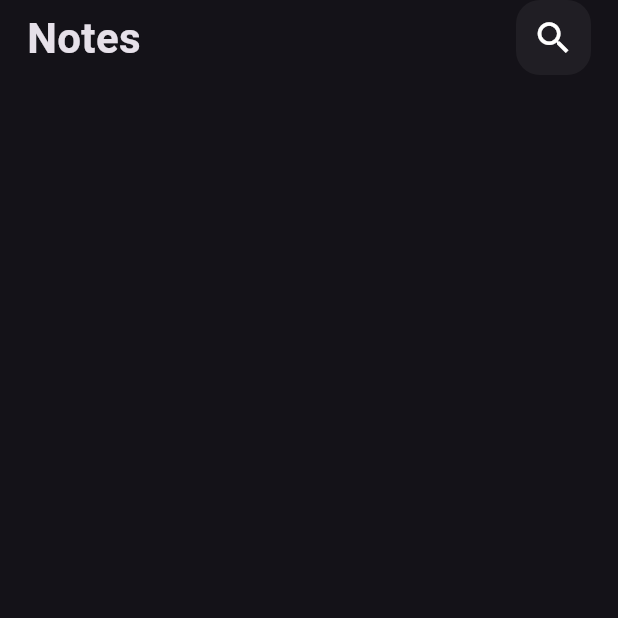
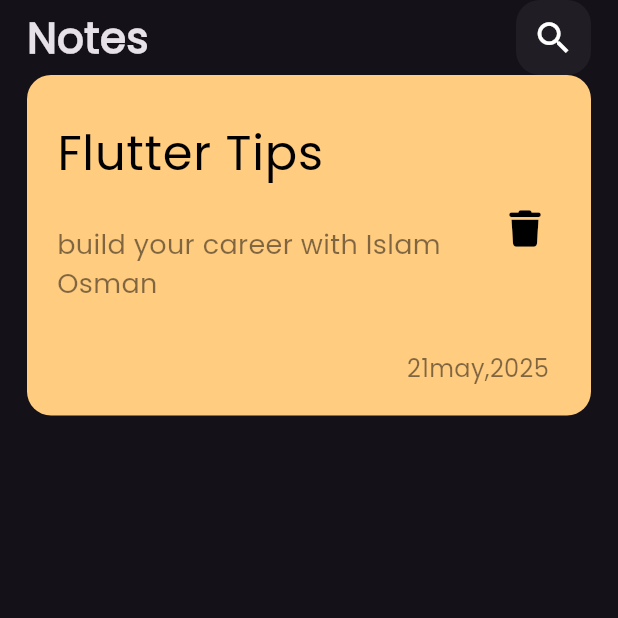
Before and after one commit to Islamzaki10/myNoteApp, a Flutter app: the screen it shows after launch, on a phone screen of 412 x 824 dp, the top half of it. Run offline on Flutter 3.47's test engine with Material 3 defaults, Android fonts, the phone set to English and light mode, and no system bars; our stand-ins replace font_awesome_flutter.

Commit message:
ui for note item card

```diff
--- a/lib/main.dart
+++ b/lib/main.dart
@@ -11,7 +11,7 @@ class NoteApp extends StatelessWidget {
   @override
   Widget build(BuildContext context) {
     return MaterialApp(
-      theme: ThemeData(brightness: Brightness.dark),
+      theme: ThemeData(brightness: Brightness.dark, fontFamily: 'Poppins'),
       debugShowCheckedModeBanner: false,
       home: NotesView(),
     );
--- /dev/null
+++ b/lib/views/widgets/note_card.dart
@@ -0,0 +1,55 @@
+import 'package:flutter/material.dart';
+import 'package:font_awesome_flutter/font_awesome_flutter.dart';
+
+class Notecard extends StatelessWidget {
+  const Notecard({super.key});
+
+  @override
+  Widget build(BuildContext context) {
+    return Container(
+      padding: const EdgeInsets.all(20),
+      decoration: BoxDecoration(
+        color: Color(0xffffcc80),
+        borderRadius: BorderRadius.circular(16),
+      ),
+      child: Column(
+        crossAxisAlignment: CrossAxisAlignment.end,
+        children: [
+          ListTile(
+            contentPadding: EdgeInsets.zero,
+            title: Text(
+              maxLines: 2,
+              overflow: TextOverflow.ellipsis,
+              'Flutter Tips',
+              style: TextStyle(fontSize: 32, color: Colors.black),
+            ),
+            subtitle: Padding(
+              padding: const EdgeInsets.symmetric(vertical: 24),
+              child: Text(
+                'build your career with Islam Osman',
+                style: TextStyle(
+                  fontSize: 18,
+                  color: Colors.black.withOpacity(.5),
+                ),
+              ),
+            ),
+            trailing: IconButton(
+              onPressed: () {},
+              icon: Icon(FontAwesomeIcons.trash, color: Colors.black, size: 24),
+            ),
+          ),
+          Padding(
+            padding: const EdgeInsets.only(right: 8),
+            child: Text(
+              '21may,2025',
+              style: TextStyle(
+                fontSize: 16,
+                color: Colors.black.withOpacity(.5),
+              ),
+            ),
+          ),
+        ],
+      ),
+    );
+  }
+}
--- a/lib/views/widgets/notes_view_body.dart
+++ b/lib/views/widgets/notes_view_body.dart
@@ -1,5 +1,6 @@
 import 'package:flutter/material.dart';
 import 'package:note_app/views/widgets/custom_app_bar.dart';
+import 'package:note_app/views/widgets/note_card.dart';
 
 class NotesViewBody extends StatelessWidget {
   const NotesViewBody({super.key});
@@ -9,7 +10,7 @@ class NotesViewBody extends StatelessWidget {
     return SafeArea(
       child: Padding(
         padding: const EdgeInsets.symmetric(horizontal: 18),
-        child: Column(children: [CustomAppBar()]),
+        child: Column(children: [CustomAppBar(), Notecard()]),
       ),
     );
   }
```
Also changed, not shown: pubspec.yaml (+8 -14 lines), assets/fonts/Poppins-Regular.ttf (added), pubspec.lock.
